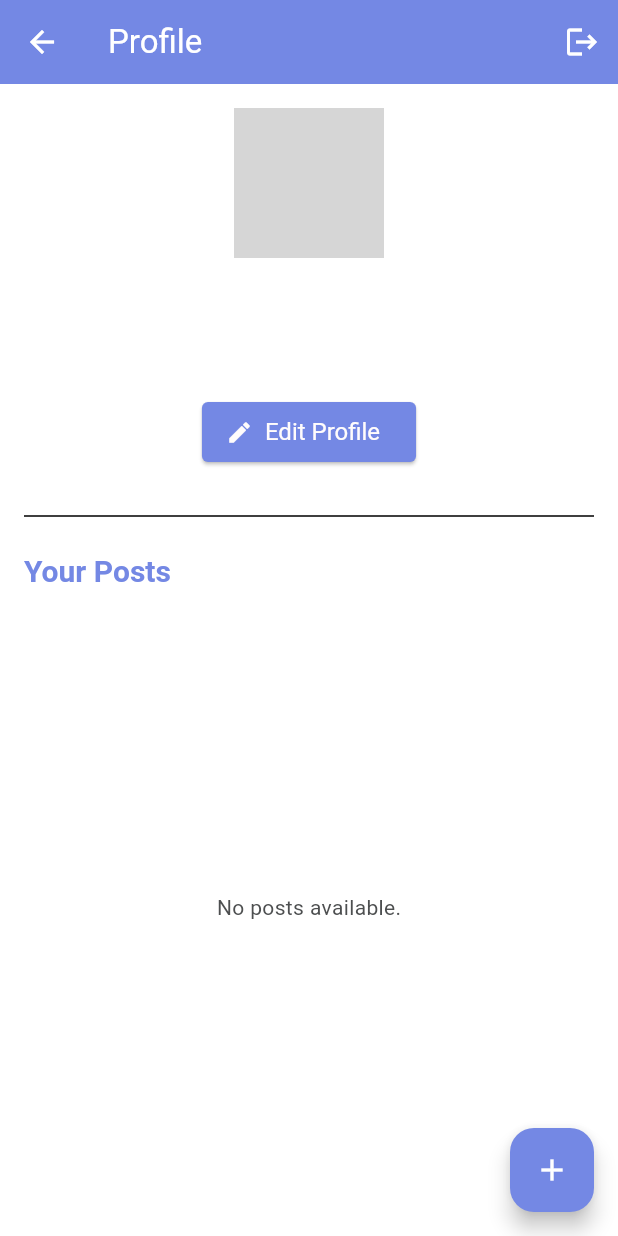
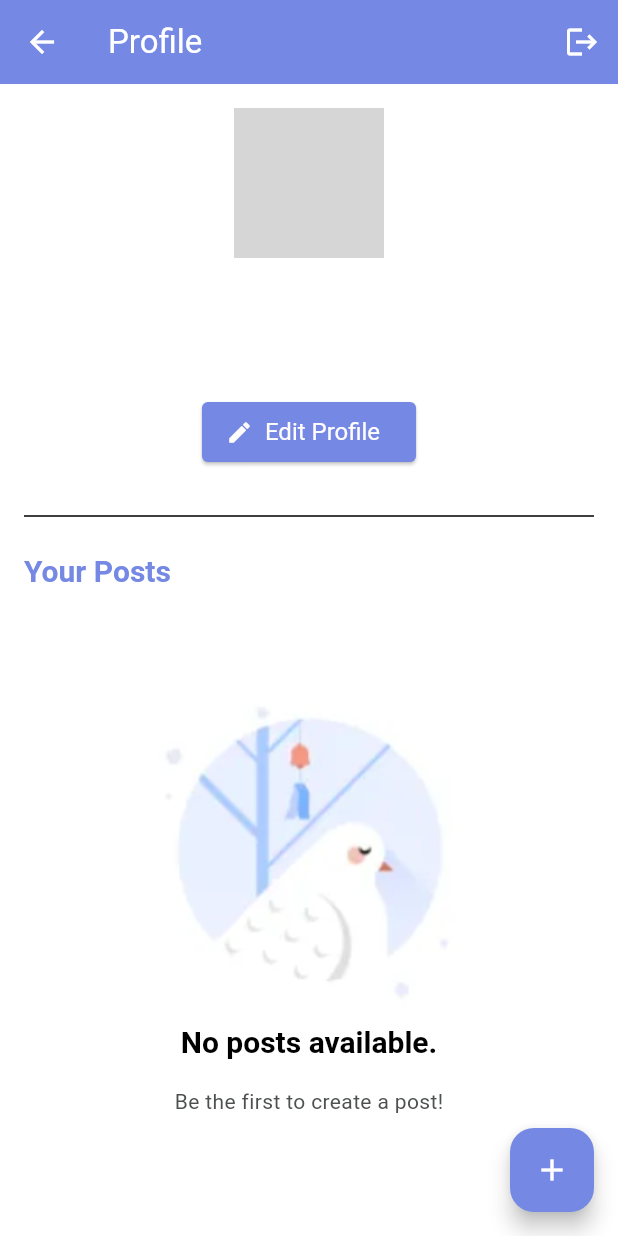
Before and after one commit to MonicaSaeed/Flutter-With-Firebase, a Flutter app: the ProfileScreen screen opened directly, on a phone screen of 412 x 824 dp. Run offline on Flutter 3.47's test engine with Material 3 defaults, Android fonts, the phone set to English and light mode, and no system bars; our stand-ins replace cloud_firestore, firebase_auth, firebase_core, fluttertoast; accounts and stored records are empty; network calls fail; grey boxes are pictures that could not be loaded.

```diff
--- a/lib/feature/profile/profile_screen.dart
+++ b/lib/feature/profile/profile_screen.dart
@@ -109,7 +109,25 @@ class ProfileScreen extends StatelessWidget {
                         );
                       } else if (!postSnapshot.hasData ||
                           postSnapshot.data!.isEmpty) {
-                        return const Center(child: Text("No posts available."));
+                        return Center(
+                          child: Column(
+                            mainAxisAlignment: MainAxisAlignment.center,
+                            children: [
+                              Image.asset('assets/images/empty.png'),
+                              Text(
+                                "No posts available.",
+                                style: Theme.of(
+                                  context,
+                                ).textTheme.headlineMedium,
+                              ),
+                              const SizedBox(height: 16),
+                              Text(
+                                "Be the first to create a post!",
+                                style: Theme.of(context).textTheme.bodyMedium,
+                              ),
+                            ],
+                          ),
+                        );
                       }
 
                       final posts = postSnapshot.data!;
```
Also changed, not shown: 1 other file.
